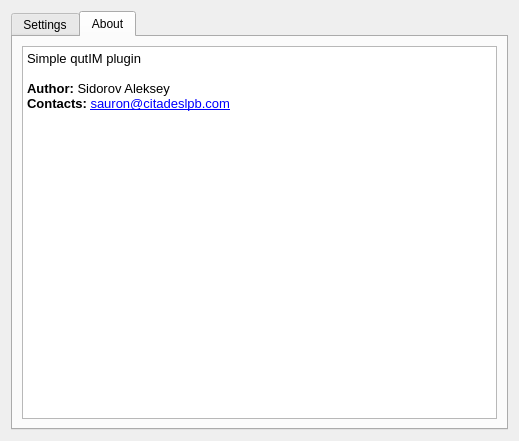
euroelessar/qutim, file ui/settings.ui: the form before one commit.
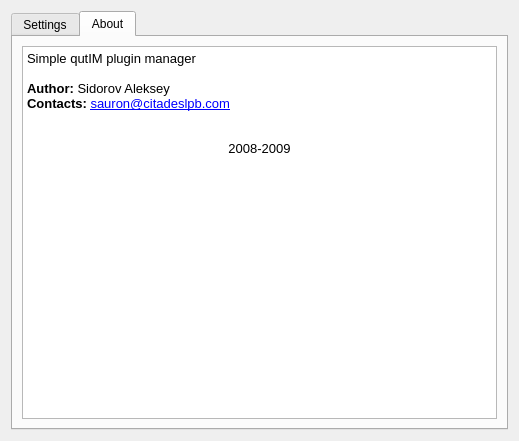
The form after the commit. The open tabs and pages were chosen to show the change. Icons and pictures are not drawn.

Commit message: update settings widget

Diff of the .ui file:
```diff
--- a/ui/settings.ui
+++ b/ui/settings.ui
@@ -100,16 +100,17 @@
          <property name="frameShadow" >
           <enum>QFrame::Sunken</enum>
          </property>
-         <property name="html" >
-          <string>&lt;!DOCTYPE HTML PUBLIC "-//W3C//DTD HTML 4.0//EN" "http://www.w3.org/TR/REC-html40/strict.dtd">
-&lt;html>&lt;head>&lt;meta name="qrichtext" content="1" />&lt;style type="text/css">
+         <property name="html">
+          <string>&lt;!DOCTYPE HTML PUBLIC &quot;-//W3C//DTD HTML 4.0//EN&quot; &quot;http://www.w3.org/TR/REC-html40/strict.dtd&quot;&gt;
+&lt;html&gt;&lt;head&gt;&lt;meta name=&quot;qrichtext&quot; content=&quot;1&quot; /&gt;&lt;style type=&quot;text/css&quot;&gt;
 p, li { white-space: pre-wrap; }
-&lt;/style>&lt;/head>&lt;body style=" font-family:'Bitstream Vera Sans'; font-size:10pt; font-weight:400; font-style:normal;">
-&lt;p style=" margin-top:0px; margin-bottom:0px; margin-left:0px; margin-right:0px; -qt-block-indent:0; text-indent:0px;">&lt;img src=":/icons/plugin-logo.png" />&lt;/p>
-&lt;p style=" margin-top:0px; margin-bottom:0px; margin-left:0px; margin-right:0px; -qt-block-indent:0; text-indent:0px;">Simple qutIM plugin&lt;/p>
-&lt;p style="-qt-paragraph-type:empty; margin-top:0px; margin-bottom:0px; margin-left:0px; margin-right:0px; -qt-block-indent:0; text-indent:0px;">&lt;/p>
-&lt;p style=" margin-top:0px; margin-bottom:0px; margin-left:0px; margin-right:0px; -qt-block-indent:0; text-indent:0px;">&lt;span style=" font-weight:600;">Author: &lt;/span>Sidorov Aleksey&lt;/p>
-&lt;p style=" margin-top:0px; margin-bottom:0px; margin-left:0px; margin-right:0px; -qt-block-indent:0; text-indent:0px;">&lt;span style=" font-weight:600;">Contacts: &lt;/span>&lt;a href="mailto::sauron@citadelspb.com">&lt;span style=" text-decoration: underline; color:#0000ff;">sauron@citadeslpb.com&lt;/span>&lt;/a>&lt;/p>&lt;/body>&lt;/html></string>
+&lt;/style&gt;&lt;/head&gt;&lt;body style=&quot; font-family:'Droid Serif'; font-size:10pt; font-weight:400; font-style:normal;&quot;&gt;
+&lt;p style=&quot; margin-top:0px; margin-bottom:0px; margin-left:0px; margin-right:0px; -qt-block-indent:0; text-indent:0px;&quot;&gt;&lt;span style=&quot; font-family:'Bitstream Vera Sans';&quot;&gt;Simple qutIM plugin manager&lt;/span&gt;&lt;/p&gt;
+&lt;p style=&quot;-qt-paragraph-type:empty; margin-top:0px; margin-bottom:0px; margin-left:0px; margin-right:0px; -qt-block-indent:0; text-indent:0px; font-family:'Bitstream Vera Sans';&quot;&gt;&lt;/p&gt;
+&lt;p style=&quot; margin-top:0px; margin-bottom:0px; margin-left:0px; margin-right:0px; -qt-block-indent:0; text-indent:0px;&quot;&gt;&lt;span style=&quot; font-family:'Bitstream Vera Sans'; font-weight:600;&quot;&gt;Author: &lt;/span&gt;&lt;span style=&quot; font-family:'Bitstream Vera Sans';&quot;&gt;Sidorov Aleksey&lt;/span&gt;&lt;/p&gt;
+&lt;p style=&quot; margin-top:0px; margin-bottom:0px; margin-left:0px; margin-right:0px; -qt-block-indent:0; text-indent:0px;&quot;&gt;&lt;span style=&quot; font-family:'Bitstream Vera Sans'; font-weight:600;&quot;&gt;Contacts: &lt;/span&gt;&lt;a href=&quot;mailto::sauron@citadelspb.com&quot;&gt;&lt;span style=&quot; font-family:'Bitstream Vera Sans'; text-decoration: underline; color:#0000ff;&quot;&gt;sauron@citadeslpb.com&lt;/span&gt;&lt;/a&gt;&lt;/p&gt;
+&lt;p style=&quot; margin-top:0px; margin-bottom:0px; margin-left:0px; margin-right:0px; -qt-block-indent:0; text-indent:0px;&quot;&gt;&lt;br /&gt;&lt;/p&gt;
+&lt;p align=&quot;center&quot; style=&quot; margin-top:0px; margin-bottom:0px; margin-left:0px; margin-right:0px; -qt-block-indent:0; text-indent:0px;&quot;&gt;2008-2009&lt;/p&gt;&lt;/body&gt;&lt;/html&gt;</string>
          </property>
         </widget>
        </item>
```
Left out of the diff: 92 changed lines with no effect on the pictures.
